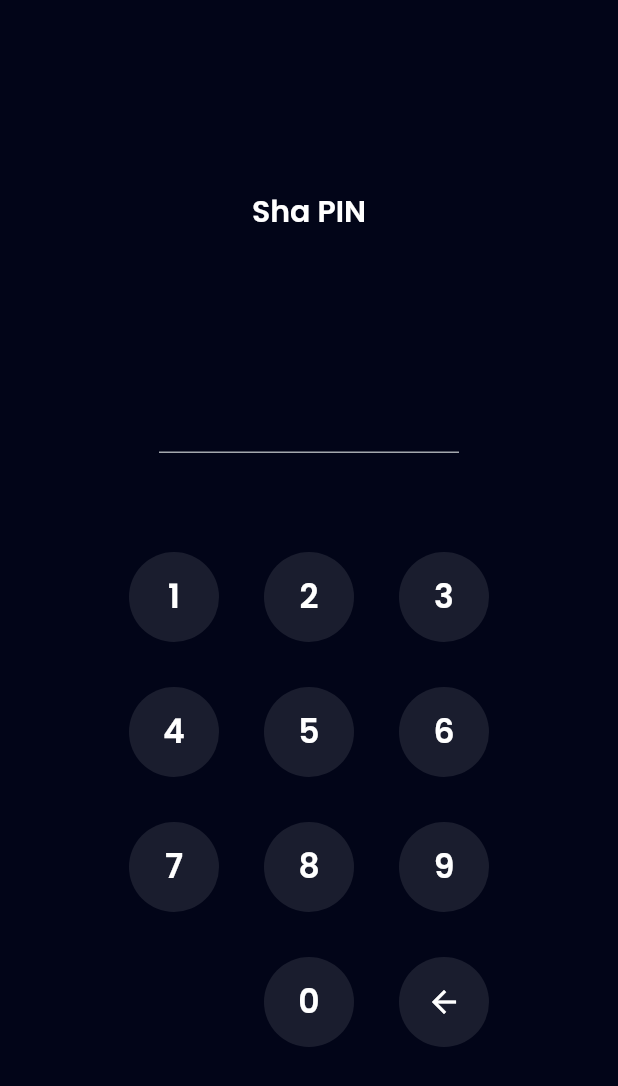
After one commit to nabilhudarizalulhaq/payment_app_bank-sha, a Flutter app: the PinPage screen opened by its route, on a phone screen of 412 x 824 dp. The commit adds this screen. Shown: the top 1086 px of the screen. Run offline on Flutter 3.47's test engine with Material 2 defaults, Android fonts, the phone set to English and light mode, and no system bars; our stand-ins replace carousel_slider, google_fonts.

Commit message:
slicing pin page done

```diff
--- a/lib/main.dart
+++ b/lib/main.dart
@@ -1,6 +1,7 @@
 import 'package:bank_sha/shared/theme.dart';
 import 'package:bank_sha/ui/screen/home_page.dart';
 import 'package:bank_sha/ui/screen/onboarding_page.dart';
+import 'package:bank_sha/ui/screen/pin_page.dart';
 import 'package:bank_sha/ui/screen/profile_page.dart';
 import 'package:bank_sha/ui/screen/sign_in_page.dart';
 import 'package:bank_sha/ui/screen/sign_up_page.dart';
@@ -44,6 +45,7 @@ class MyApp extends StatelessWidget {
         '/sign-up-success' : (context) => const SignUpSuccessPage(),
         '/home' : (context) => const HomePage(),
         '/profile' :(context) => const ProfilePage(),
+        '/pin':(context) => const PinPage(),
       },
     );
   }
--- /dev/null
+++ b/lib/ui/screen/pin_page.dart
@@ -0,0 +1,180 @@
+import 'package:bank_sha/shared/theme.dart';
+import 'package:bank_sha/ui/widgets/buttons.dart';
+import 'package:flutter/material.dart';
+
+class PinPage extends StatefulWidget {
+  const PinPage({super.key});
+
+  @override
+  State<PinPage> createState() => _PinPageState();
+}
+
+class _PinPageState extends State<PinPage> {
+  final TextEditingController pinController = TextEditingController(text: '');
+
+  addPin(String number) {
+    if (pinController.text.length < 6) {
+      setState(() {
+        pinController.text = pinController.text + number;
+      });
+    }
+  }
+
+
+  deletePin() {
+    if (pinController.text.isNotEmpty) {
+      setState(() {
+        pinController.text =
+            pinController.text.substring(0, pinController.text.length - 1);
+      });
+    }
+  }
+
+  @override
+  Widget build(BuildContext context) {
+    return Scaffold(
+      backgroundColor: darkBackgrounsColor,
+      body: Center(
+        child: Padding(
+          padding: const EdgeInsets.symmetric(
+            horizontal: 58,
+          ),
+          child: Column(
+            mainAxisAlignment: MainAxisAlignment.center,
+            children: [
+              Text(
+                'Sha PIN',
+                style: whiteTextStyle.copyWith(
+                  fontSize: 20,
+                  fontWeight: semiBold,
+                ),
+              ),
+              const SizedBox(
+                height: 72,
+              ),
+              SizedBox(
+                width: 200,
+                child: TextFormField(
+                  controller: pinController,
+                  obscureText: true,
+                  obscuringCharacter: '*',
+                  cursorColor: greyColor,
+                  enabled: false,
+                  style: whiteTextStyle.copyWith(
+                    fontSize: 36,
+                    fontWeight: medium,
+                    letterSpacing: 16,
+                  ),
+                  decoration: InputDecoration(
+                    disabledBorder: UnderlineInputBorder(
+                      borderSide: BorderSide(
+                        color: greyColor,
+                      ),
+                    ),
+                    focusedBorder: UnderlineInputBorder(
+                      borderSide: BorderSide(
+                        color: greyColor,
+                      ),
+                    ),
+                  ),
+                ),
+              ),
+              const SizedBox(
+                height: 66,
+              ),
+              Wrap(
+                spacing: 30,
+                runSpacing: 30,
+                children: [
+                  CustomPinInputButton(
+                    title: '1',
+                    onTap: () {
+                      addPin('1');
+                    },
+                  ),
+                  CustomPinInputButton(
+                    title: '2',
+                    onTap: () {
+                      addPin('2');
+                    },
+                  ),
+                  CustomPinInputButton(
+                    title: '3',
+                    onTap: () {
+                      addPin('3');
+                    },
+                  ),
+                  CustomPinInputButton(
+                    title: '4',
+                    onTap: () {
+                      addPin('4');
+                    },
+                  ),
+                  CustomPinInputButton(
+                    title: '5',
+                    onTap: () {
+                      addPin('5');
+                    },
+                  ),
+                  CustomPinInputButton(
+                    title: '6',
+                    onTap: () {
+                      addPin('6');
+                    },
+                  ),
+                  CustomPinInputButton(
+                    title: '7',
+                    onTap: () {
+                      addPin('7');
+                    },
+                  ),
+                  CustomPinInputButton(
+                    title: '8',
+                    onTap: () {
+                      addPin('8');
+                    },
+                  ),
+                  CustomPinInputButton(
+                    title: '9',
+                    onTap: () {
+                      addPin('9');
+                    },
+                  ),
+                  const SizedBox(
+                    width: 60,
+                    height: 60,
+                  ),
+                  CustomPinInputButton(
+                    title: '0',
+                    onTap: () {
+                      addPin('0');
+                    },
+                  ),
+                  GestureDetector(
+                    onTap: () {
+                      deletePin();
+                    },
+                    child: Container(
+                      width: 60,
+                      height: 60,
+                      decoration: BoxDecoration(
+                        shape: BoxShape.circle,
+                        color: numberBackgroundColor,
+                      ),
+                      child: const Center(
+                        child: Icon(
+                          Icons.arrow_back,
+                          color: Colors.white,
+                        ),
+                      ),
+                    ),
+                  ),
+                ],
+              ),
+            ],
+          ),
+        ),
+      ),
+    );
+  }
+}
--- a/lib/ui/screen/profile_page.dart
+++ b/lib/ui/screen/profile_page.dart
@@ -77,7 +77,12 @@ class ProfilePage extends StatelessWidget {
                 ProfileMenuItem(
                   iconUrl: 'assets/ic_edit_profile.png',
                   title: 'Edit Profile',
-                  onTap: (){},
+                  onTap: (){
+                    Navigator.pushNamed(
+                    context,
+                    '/pin',
+                    );
+                  },
                 ),
                 ProfileMenuItem(
                   iconUrl: 'assets/ic_pin.png',
--- a/lib/ui/widgets/buttons.dart
+++ b/lib/ui/widgets/buttons.dart
@@ -72,3 +72,37 @@ class CustomTextButton extends StatelessWidget {
     );
   }
 }
+
+class CustomPinInputButton extends StatelessWidget {
+  final String title;
+  final VoidCallback? onTap;
+  const CustomPinInputButton({
+    super.key,
+    required this.title,
+    required this.onTap,
+    });
+
+  @override
+  Widget build(BuildContext context) {
+    return GestureDetector(
+      onTap: onTap,
+      child: Container(
+        width: 60,
+        height: 60,
+        decoration: BoxDecoration(
+          shape: BoxShape.circle,
+          color: numberBackgroundColor,
+        ),
+        child: Center(
+          child: Text(
+            title,
+            style: whiteTextStyle.copyWith(
+              fontSize: 22,
+              fontWeight: semiBold,
+            ),
+          ),
+        ),
+      ),
+    );
+  }
+}
```
